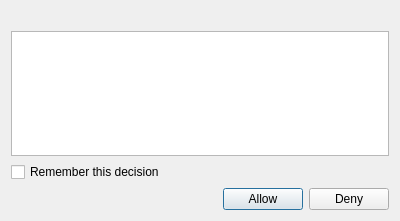
Before: the Qt Designer form src/browser/BrowserAccessControlDialog.ui in keepassxreboot/keepassxc, drawn with Qt 5.
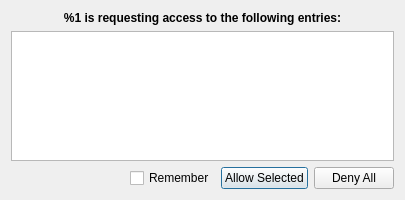
After: the same form once the commit is applied.

Commit message:
Improvements to confirm access dialog
* Disable access to entries immediately within the dialog
* Use checkboxes instead of row selection
* Add button to deny all access immediately

Patch:
```diff
--- a/src/browser/BrowserAccessControlDialog.ui
+++ b/src/browser/BrowserAccessControlDialog.ui
@@ -6,8 +6,8 @@
    <rect>
     <x>0</x>
     <y>0</y>
-    <width>400</width>
-    <height>221</height>
+    <width>405</width>
+    <height>200</height>
    </rect>
   </property>
   <property name="windowTitle">
@@ -15,20 +15,41 @@
   </property>
   <layout class="QVBoxLayout" name="verticalLayout">
    <item>
-    <widget class="QLabel" name="label">
+    <widget class="QLabel" name="siteLabel">
+     <property name="font">
+      <font>
+       <weight>75</weight>
+       <bold>true</bold>
+      </font>
+     </property>
      <property name="text">
-      <string/>
+      <string>%1 is requesting access to the following entries:</string>
+     </property>
+     <property name="alignment">
+      <set>Qt::AlignCenter</set>
      </property>
     </widget>
    </item>
    <item>
-    <widget class="QListWidget" name="itemsList"/>
-   </item>
-   <item>
-    <widget class="QCheckBox" name="rememberDecisionCheckBox">
-     <property name="text">
-      <string>Remember this decision</string>
+    <widget class="QTableWidget" name="itemsTable">
+     <property name="editTriggers">
+      <set>QAbstractItemView::NoEditTriggers</set>
      </property>
+     <property name="showDropIndicator" stdset="0">
+      <bool>false</bool>
+     </property>
+     <property name="selectionMode">
+      <enum>QAbstractItemView::NoSelection</enum>
+     </property>
+     <property name="cornerButtonEnabled">
+      <bool>false</bool>
+     </property>
+     <attribute name="horizontalHeaderVisible">
+      <bool>false</bool>
+     </attribute>
+     <attribute name="verticalHeaderVisible">
+      <bool>false</bool>
+     </attribute>
     </widget>
    </item>
    <item>
@@ -46,13 +67,26 @@
        </property>
       </spacer>
      </item>
+     <item>
+      <widget class="QCheckBox" name="rememberDecisionCheckBox">
+       <property name="toolTip">
+        <string>Remember access to checked entries</string>
+       </property>
+       <property name="accessibleName">
+        <string>Remember access to checked entries</string>
+       </property>
+       <property name="text">
+        <string>Remember</string>
+       </property>
+      </widget>
+     </item>
      <item>
       <widget class="QPushButton" name="allowButton">
        <property name="accessibleName">
         <string>Allow access</string>
        </property>
        <property name="text">
-        <string>Allow</string>
+        <string>Allow Selected</string>
        </property>
       </widget>
      </item>
@@ -62,7 +96,10 @@
         <string>Deny access</string>
        </property>
        <property name="text">
-        <string>Deny</string>
+        <string>Deny All</string>
+       </property>
+       <property name="autoDefault">
+        <bool>false</bool>
        </property>
       </widget>
      </item>
```
Left out of the diff: 9 changed lines with no effect on the pictures. The commit also changes 4 other files.
